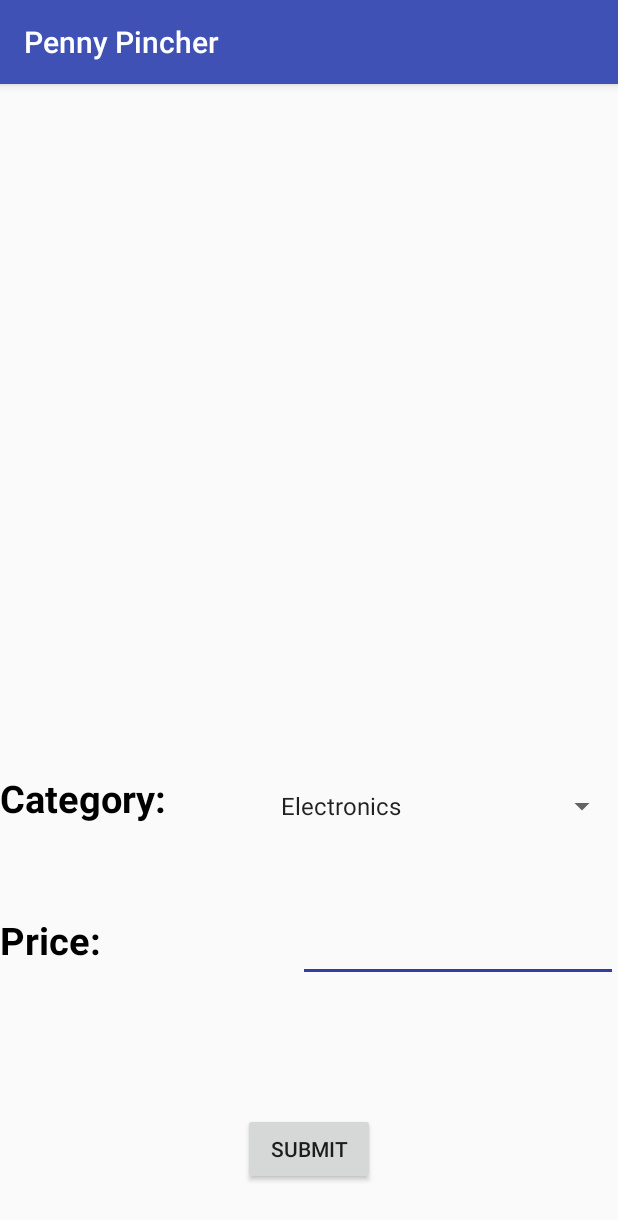
After one commit to noahsibai/pennypincher, an Android app: the Form screen opened directly, with no data from a screen before it, on a phone screen of 412 x 824 dp. The commit adds this screen. Shown: the top 1220 px of the screen. Run offline under Robolectric (Android 15) with nearby library versions, the phone set to English and light mode, and no system bars.

Commit message:
Created a new Form Activity that will grab the users price and cat and submits it to the DB

```diff
--- a/app/src/main/AndroidManifest.xml
+++ b/app/src/main/AndroidManifest.xml
@@ -1,6 +1,10 @@
 <?xml version="1.0" encoding="utf-8"?>
 <manifest xmlns:android="http://schemas.android.com/apk/res/android"
     package="pennypincher.cps496.cmich.edu.pennypincher">
+
+    <uses-feature
+        android:name="android.hardware.camera"
+        android:required="true" />
 
     <application
         android:allowBackup="true"
@@ -15,20 +19,16 @@
             android:theme="@style/SplashTheme">
             <intent-filter android:label="@string/app_name">
                 <action android:name="android.intent.action.MAIN" />
+
                 <category android:name="android.intent.category.LAUNCHER" />
             </intent-filter>
-            <!--This calls the Splash Screen Activity to load first-->
+            <!-- This calls the Splash Screen Activity to load first -->
         </activity>
-
         <activity
             android:name=".MainActivity"
             android:label="@string/title_activity_main"
-            android:theme="@style/AppTheme.NoActionBar">
-        </activity>
+            android:theme="@style/AppTheme.NoActionBar"></activity>
+        <activity android:name=".Form"></activity>
     </application>
 
-    <uses-feature android:name="android.hardware.camera"
-        android:required="true" />
-
-
 </manifest>
--- /dev/null
+++ b/app/src/main/java/pennypincher/cps496/cmich/edu/pennypincher/Form.java
@@ -0,0 +1,70 @@
+package pennypincher.cps496.cmich.edu.pennypincher;
+
+import android.content.Intent;
+import android.graphics.Bitmap;
+import android.support.v7.app.AppCompatActivity;
+import android.os.Bundle;
+import android.text.TextUtils;
+import android.util.Log;
+import android.view.View;
+import android.widget.ArrayAdapter;
+import android.widget.EditText;
+import android.widget.ImageView;
+import android.widget.Spinner;
+
+import java.util.Date;
+
+public class Form extends AppCompatActivity {
+
+    DBHandler db = new DBHandler(Form.this,"we",null,1);
+    Spinner cat;
+    ImageView thumb;
+    EditText price;
+    @Override
+    protected void onCreate(Bundle savedInstanceState) {
+        super.onCreate(savedInstanceState);
+        setContentView(R.layout.activity_form);
+        thumb = (ImageView) findViewById(R.id.thumb);
+        Intent extras = getIntent();
+        setImage((Bitmap)extras.getParcelableExtra("BitMap"));
+        cat = (Spinner) findViewById(R.id.category);
+        price = (EditText) findViewById(R.id.price);
+        Spinner cat = findViewById(R.id.category);
+        ArrayAdapter<CharSequence> adapter = ArrayAdapter.createFromResource(this,
+                R.array.categories, android.R.layout.simple_spinner_item);
+        adapter.setDropDownViewResource(android.R.layout.simple_spinner_dropdown_item);
+        cat.setAdapter(adapter);
+    }
+
+    public void EnterData(View v){
+        if (TextUtils.isEmpty(price.getText().toString())) {
+            Log.d("This", "Works");
+        } else {
+            Double Amount = Double.parseDouble(price.getText().toString());
+            Purchase newPurch = new Purchase();
+            newPurch.setAmount(Amount);
+            newPurch.setCategory(cat.getSelectedItem().toString());
+            newPurch.setImagePath("/Img/");
+            newPurch.setTimeOPurch(new Date().toString());
+            Log.d("Amount",newPurch.GetAmount().toString());
+            db.Insert(newPurch);
+//            db.GetAllRecords();
+            returnHome();
+        }
+    }
+
+    public void setImage(Bitmap image) {
+        thumb.getLayoutParams().height = 500;
+        thumb.getLayoutParams().width = 500;
+        thumb.requestLayout();
+        thumb.setImageBitmap(image);
+    }
+
+    public void returnHome(){
+        /**
+         * When the user taps the Submit button it will send them back to the MainActivity.
+         */
+        Intent home = new Intent(this, MainActivity.class);
+        startActivity(home);
+    }
+}
--- a/app/src/main/java/pennypincher/cps496/cmich/edu/pennypincher/MainActivity.java
+++ b/app/src/main/java/pennypincher/cps496/cmich/edu/pennypincher/MainActivity.java
@@ -1,6 +1,7 @@
 package pennypincher.cps496.cmich.edu.pennypincher;
 
 import android.content.Intent;
+import android.graphics.Bitmap;
 import android.os.Bundle;
 import android.provider.MediaStore;
 import android.support.design.widget.FloatingActionButton;
@@ -47,22 +48,24 @@ public class MainActivity extends AppCompatActivity
         navigationView.setNavigationItemSelectedListener(this);
     }
 
-    public void EnterData(View v){
-        Double Amount = 15.22;
-        Purchase newPurch = new Purchase();
-        newPurch.setAmount(Amount);
-        newPurch.setCategory("W/e");
-        newPurch.setImagePath("/Img/");
-        newPurch.setTimeOPurch(new Date().toString());
-        Log.d("Amount",newPurch.GetAmount().toString());
-        db.Insert(newPurch);
-        db.GetAllRecords();
-    }
-
     private void dispatchTakePictureIntent() {
         Intent takePictureIntent = new Intent(MediaStore.ACTION_IMAGE_CAPTURE);
         if (takePictureIntent.resolveActivity(getPackageManager()) != null) {
             startActivityForResult(takePictureIntent, REQUEST_IMAGE_CAPTURE);
+        }
+    }
+
+    @Override
+    protected void onActivityResult(int requestCode, int resultCode, Intent data) {
+        /**
+         * This method grabs the image taken by the user and sends it to the form Activity.
+         */
+        if (requestCode == REQUEST_IMAGE_CAPTURE && resultCode == RESULT_OK) {
+            Bundle extras = data.getExtras();
+            Bitmap imageBitmap = (Bitmap) extras.get("data");
+            Intent form = new Intent(this, Form.class);
+            form.putExtra("BitMap", imageBitmap);
+            startActivity(form);
         }
     }
 
--- /dev/null
+++ b/app/src/main/res/layout/activity_form.xml
@@ -0,0 +1,70 @@
+<?xml version="1.0" encoding="utf-8"?>
+<RelativeLayout xmlns:android="http://schemas.android.com/apk/res/android"
+    xmlns:app="http://schemas.android.com/apk/res-auto"
+    xmlns:tools="http://schemas.android.com/tools"
+    android:layout_width="match_parent"
+    android:layout_height="match_parent"
+    tools:context="pennypincher.cps496.cmich.edu.pennypincher.Form">
+
+    <ImageView
+        android:id="@+id/thumb"
+        android:layout_width="wrap_content"
+        android:layout_height="wrap_content"
+        android:layout_alignParentTop="true"
+        android:layout_centerHorizontal="true"
+        android:layout_marginTop="42dp"
+        app:srcCompat="@android:color/white" />
+
+    <Spinner
+        android:id="@+id/category"
+        android:layout_width="match_parent"
+        android:layout_height="wrap_content"
+        android:layout_alignParentStart="true"
+        android:layout_below="@+id/thumb"
+        android:layout_marginStart="179dp"
+        android:layout_marginTop="94dp" />
+
+    <TextView
+        android:id="@+id/textView2"
+        android:layout_width="wrap_content"
+        android:layout_height="wrap_content"
+        android:layout_alignBottom="@+id/category"
+        android:layout_alignParentStart="true"
+        android:text="Category:"
+        android:textAlignment="center"
+        android:textColor="@android:color/black"
+        android:textSize="25sp"
+        android:textStyle="bold" />
+
+    <TextView
+        android:id="@+id/textView3"
+        android:layout_width="wrap_content"
+        android:layout_height="wrap_content"
+        android:layout_alignParentStart="true"
+        android:layout_below="@+id/textView2"
+        android:layout_marginTop="60dp"
+        android:text="Price:"
+        android:textAlignment="center"
+        android:textColor="@android:color/black"
+        android:textSize="25sp"
+        android:textStyle="bold" />
+
+    <EditText
+        android:id="@+id/price"
+        android:layout_width="wrap_content"
+        android:layout_height="wrap_content"
+        android:layout_alignParentEnd="true"
+        android:layout_alignTop="@+id/textView3"
+        android:ems="10"
+        android:inputType="numberDecimal" />
+
+    <Button
+        android:id="@+id/button2"
+        android:layout_width="wrap_content"
+        android:layout_height="wrap_content"
+        android:layout_alignParentBottom="true"
+        android:layout_centerHorizontal="true"
+        android:layout_marginBottom="34dp"
+        android:onClick="EnterData"
+        android:text="Submit" />
+</RelativeLayout>
--- a/app/src/main/res/values/strings.xml
+++ b/app/src/main/res/values/strings.xml
@@ -6,4 +6,12 @@
     <string name="navigation_drawer_close">Close navigation drawer</string>
 
     <string name="action_settings">Settings</string>
+
+    <string-array name="categories">
+        <item>Electronics</item>
+        <item>Food</item>
+        <item>Clothes</item>
+        <item>Personal Needs</item>
+        <item>Fun Money</item>
+    </string-array>
 </resources>
```
